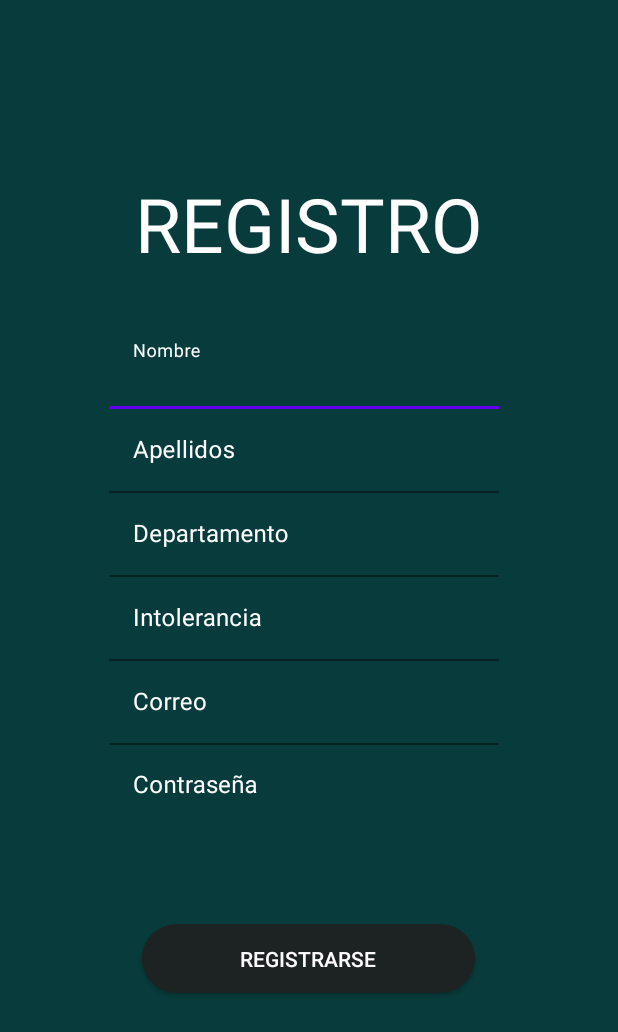
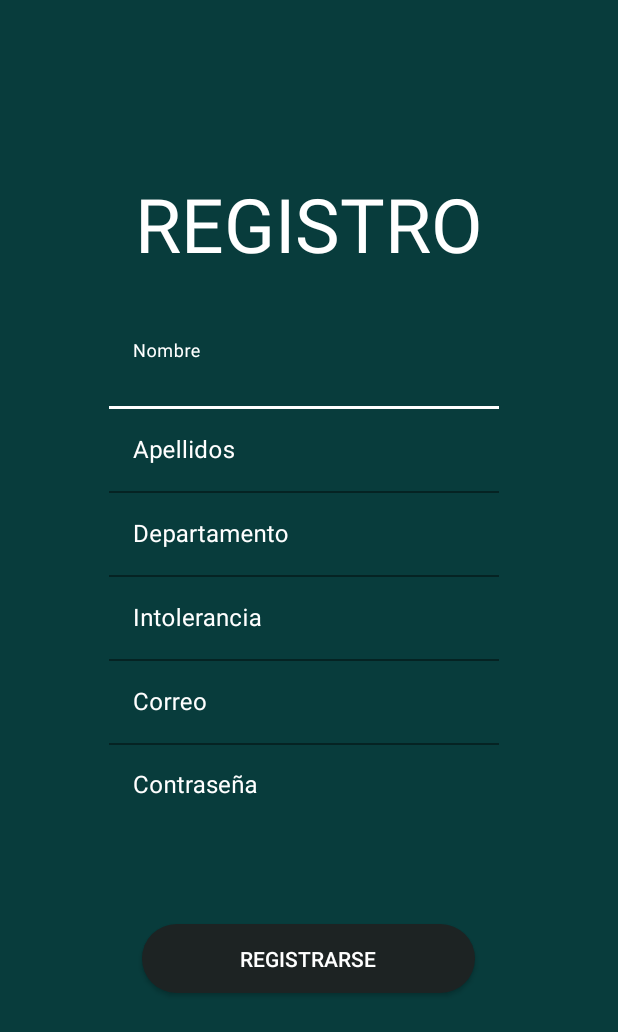
Before and after one commit to kaiser004/Masterchef_PMDM_AlbaJonathan, an Android app: the layout activity_registro.xml on its own in the app's theme, with its tools: preview values and no code run, on a phone screen of 412 x 824 dp. Shown: the top 1032 px of the screen. Run offline under Robolectric (Android 15) with nearby library versions, the light colour scheme and no system bars.

Commit message:
Quito la barra superior, cambio el color principal de morado fosforito a negro.
Añado comentarios de @Author en las clases.

```diff
--- a/app/build.gradle
+++ b/app/build.gradle
@@ -36,5 +36,9 @@ dependencies {
     testImplementation 'junit:junit:4.+'
     androidTestImplementation 'androidx.test.ext:junit:1.1.2'
     androidTestImplementation 'androidx.test.espresso:espresso-core:3.3.0'
+
     implementation 'com.android.volley:volley:1.1.1'
+
+    implementation 'com.android.support:recyclerview-v7:30.0.0'
+    //implementation 'com.android.support.cardview=v7:30.0.0'
 }
--- a/app/src/main/java/com/politecnico/masterchef_pmdm_albajonathan/CustomAdapter.java
+++ b/app/src/main/java/com/politecnico/masterchef_pmdm_albajonathan/CustomAdapter.java
@@ -1,5 +1,6 @@
+package com.politecnico.masterchef_pmdm_albajonathan;
 
-package com.politecnico.masterchef_pmdm_albajonathan;
+// @Author - Alba Orbegozo / Jonathan Lopez - PMDM Masterchef - CI Politécnico Estella
 
 import android.content.Context;
 import android.view.LayoutInflater;
@@ -7,9 +8,7 @@ import android.view.View;
 import android.view.ViewGroup;
 import android.widget.TextView;
 import androidx.recyclerview.widget.RecyclerView;
-
 import com.politecnico.materchef_pmdm_albajonathan.R;
-
 import java.util.ArrayList;
 
 public class CustomAdapter extends RecyclerView.Adapter<CustomAdapter.MyViewHolder> {
--- a/app/src/main/java/com/politecnico/masterchef_pmdm_albajonathan/EventoActivity.java
+++ b/app/src/main/java/com/politecnico/masterchef_pmdm_albajonathan/EventoActivity.java
@@ -1,4 +1,6 @@
 package com.politecnico.masterchef_pmdm_albajonathan;
+
+// @Author - Alba Orbegozo / Jonathan Lopez - PMDM Masterchef - CI Politécnico Estella
 
 import android.os.Bundle;
 import androidx.appcompat.app.AppCompatActivity;
@@ -10,6 +12,8 @@ public class EventoActivity extends AppCompatActivity {
     protected void onCreate(Bundle savedInstanceState) {
         super.onCreate(savedInstanceState);
         setContentView(R.layout.activity_evento);
+        getSupportActionBar().hide();
+
     }
 
 }
--- a/app/src/main/java/com/politecnico/masterchef_pmdm_albajonathan/LoginActivity.java
+++ b/app/src/main/java/com/politecnico/masterchef_pmdm_albajonathan/LoginActivity.java
@@ -1,4 +1,6 @@
 package com.politecnico.masterchef_pmdm_albajonathan;
+
+// @Author - Alba Orbegozo / Jonathan Lopez - PMDM Masterchef - CI Politécnico Estella
 
 import android.content.Intent;
 import android.os.Bundle;
@@ -19,9 +21,7 @@ import com.android.volley.TimeoutError;
 import com.android.volley.VolleyError;
 import com.android.volley.toolbox.StringRequest;
 import com.android.volley.toolbox.Volley;
-import com.google.android.material.textfield.TextInputLayout;
 import com.politecnico.materchef_pmdm_albajonathan.R;
-
 import java.util.HashMap;
 import java.util.Map;
 
@@ -36,6 +36,7 @@ public class LoginActivity extends AppCompatActivity {
     protected void onCreate(Bundle savedInstanceState) {
         super.onCreate(savedInstanceState);
         setContentView(R.layout.activity_login);
+        getSupportActionBar().hide();
 
         editCorreo = findViewById(R.id.editCorreo);
         editClave = findViewById(R.id.editClave);
--- a/app/src/main/java/com/politecnico/masterchef_pmdm_albajonathan/RegistroActivity.java
+++ b/app/src/main/java/com/politecnico/masterchef_pmdm_albajonathan/RegistroActivity.java
@@ -1,4 +1,6 @@
 package com.politecnico.masterchef_pmdm_albajonathan;
+
+// @Author - Alba Orbegozo / Jonathan Lopez - PMDM Masterchef - CI Politécnico Estella
 
 import android.content.Intent;
 import android.os.Bundle;
@@ -6,9 +8,7 @@ import android.view.View;
 import android.widget.Button;
 import android.widget.EditText;
 import android.widget.Toast;
-
 import androidx.appcompat.app.AppCompatActivity;
-
 import com.android.volley.AuthFailureError;
 import com.android.volley.Request;
 import com.android.volley.RequestQueue;
@@ -17,7 +17,6 @@ import com.android.volley.VolleyError;
 import com.android.volley.toolbox.StringRequest;
 import com.android.volley.toolbox.Volley;
 import com.politecnico.materchef_pmdm_albajonathan.R;
-
 import java.util.HashMap;
 import java.util.Map;
 
@@ -32,6 +31,7 @@ public class RegistroActivity extends AppCompatActivity {
     protected void onCreate(Bundle savedInstanceState) {
         super.onCreate(savedInstanceState);
         setContentView(R.layout.activity_registro);
+        getSupportActionBar().hide();
 
         edtNombre = findViewById(R.id.edtNombre);
         edtApellidos = findViewById(R.id.edtApellidos);
--- a/app/src/main/res/drawable/boton_redondo.xml
+++ b/app/src/main/res/drawable/boton_redondo.xml
@@ -1,5 +1,5 @@
 <?xml version="1.0" encoding="utf-8"?>
-<shape xmlns:android="http://schemas.android.com/apk/res/android">
+<shape xmlns:android="http://schemas.android.com/apk/res/android" android:shape="rectangle">
     <corners android:radius="24dp" />
     <solid android:color="#1D2323" />
 </shape>
--- a/app/src/main/res/layout/activity_registro.xml
+++ b/app/src/main/res/layout/activity_registro.xml
@@ -60,6 +60,7 @@
             android:layout_width="match_parent"
             android:layout_height="wrap_content"
             android:textColorHint="#FFFFFF"
+            app:boxStrokeColor="#FFFFFF"
             app:hintTextColor="#FFFFFF">
 
             <com.google.android.material.textfield.TextInputEditText
@@ -76,7 +77,9 @@
         <com.google.android.material.textfield.TextInputLayout
             android:layout_width="match_parent"
             android:layout_height="wrap_content"
-            android:textColorHint="#FFFFFF">
+            android:textColorHint="#FFFFFF"
+            app:boxStrokeColor="#FFFFFF"
+            app:hintTextColor="#FFFFFF">
 
             <com.google.android.material.textfield.TextInputEditText
                 android:id="@+id/edtApellidos"
@@ -91,7 +94,9 @@
         <com.google.android.material.textfield.TextInputLayout
             android:layout_width="match_parent"
             android:layout_height="wrap_content"
-            android:textColorHint="#FFFFFF">
+            android:textColorHint="#FFFFFF"
+            app:boxStrokeColor="#FFFFFF"
+            app:hintTextColor="#FFFFFF">
 
             <com.google.android.material.textfield.TextInputEditText
                 android:id="@+id/edtDepartamento"
@@ -106,7 +111,9 @@
         <com.google.android.material.textfield.TextInputLayout
             android:layout_width="match_parent"
             android:layout_height="wrap_content"
-            android:textColorHint="#FFFFFF">
+            android:textColorHint="#FFFFFF"
+            app:boxStrokeColor="#FFFFFF"
+            app:hintTextColor="#FFFFFF">
 
             <com.google.android.material.textfield.TextInputEditText
                 android:id="@+id/edtIntolerancia"
@@ -121,7 +128,9 @@
         <com.google.android.material.textfield.TextInputLayout
             android:layout_width="match_parent"
             android:layout_height="wrap_content"
-            android:textColorHint="#FFFFFF">
+            android:textColorHint="#FFFFFF"
+            app:boxStrokeColor="#FFFFFF"
+            app:hintTextColor="#FFFFFF">
 
             <com.google.android.material.textfield.TextInputEditText
                 android:id="@+id/edtCorreo"
@@ -135,7 +144,9 @@
         <com.google.android.material.textfield.TextInputLayout
             android:layout_width="match_parent"
             android:layout_height="55dp"
-            android:textColorHint="#FFFFFF">
+            android:textColorHint="#FFFFFF"
+            app:boxStrokeColor="#FFFFFF"
+            app:hintTextColor="#FFFFFF">
 
             <com.google.android.material.textfield.TextInputEditText
                 android:id="@+id/edtClave"
--- a/app/src/main/res/layout/activity_splashscreen.xml
+++ b/app/src/main/res/layout/activity_splashscreen.xml
@@ -4,6 +4,7 @@
     xmlns:tools="http://schemas.android.com/tools"
     android:layout_width="match_parent"
     android:layout_height="match_parent"
+    android:background="#FFFFFF"
     tools:context="com.politecnico.masterchef_pmdm_albajonathan.SplashScreen">
 
     <ImageView
--- a/app/src/main/res/layout/rowlayout.xml
+++ b/app/src/main/res/layout/rowlayout.xml
@@ -42,4 +42,5 @@
             android:textColor="@color/black"
             android:textSize="15sp" />
     </LinearLayout>
+
 </androidx.cardview.widget.CardView>
--- a/app/src/main/res/values-night/themes.xml
+++ b/app/src/main/res/values-night/themes.xml
@@ -2,8 +2,8 @@
     <!-- Base application theme. -->
     <style name="Theme.Materchef_PMDM_AlbaJonathan" parent="Theme.MaterialComponents.DayNight.DarkActionBar">
         <!-- Primary brand color. -->
-        <item name="colorPrimary">@color/purple_200</item>
-        <item name="colorPrimaryVariant">@color/purple_700</item>
+        <item name="colorPrimary">@color/white</item>
+        <item name="colorPrimaryVariant">@color/black</item>
         <item name="colorOnPrimary">@color/black</item>
         <!-- Secondary brand color. -->
         <item name="colorSecondary">@color/teal_200</item>
--- a/app/src/main/res/values/themes.xml
+++ b/app/src/main/res/values/themes.xml
@@ -2,8 +2,8 @@
     <!-- Base application theme. -->
     <style name="Theme.Materchef_PMDM_AlbaJonathan" parent="Theme.MaterialComponents.DayNight.DarkActionBar">
         <!-- Primary brand color. -->
-        <item name="colorPrimary">@color/purple_500</item>
-        <item name="colorPrimaryVariant">@color/purple_700</item>
+        <item name="colorPrimary">@color/white</item>
+        <item name="colorPrimaryVariant">@color/black</item>
         <item name="colorOnPrimary">@color/white</item>
         <!-- Secondary brand color. -->
         <item name="colorSecondary">@color/teal_200</item>
```
Also changed, not shown: app/src/main/java/com/politecnico/masterchef_pmdm_albajonathan/EventosActivity.java (+12 -13 lines), app/src/main/java/com/politecnico/masterchef_pmdm_albajonathan/SplashScreen.java (+5 -3 lines), app/src/main/res/layout/activity_login.xml (+7 -5 lines).
